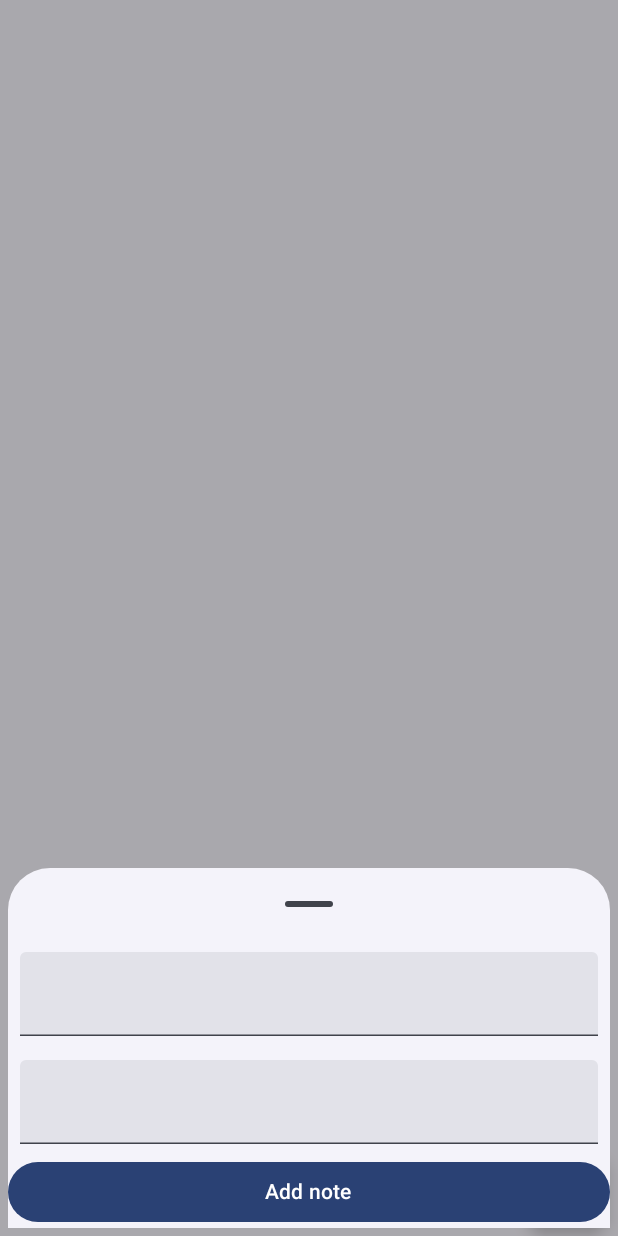
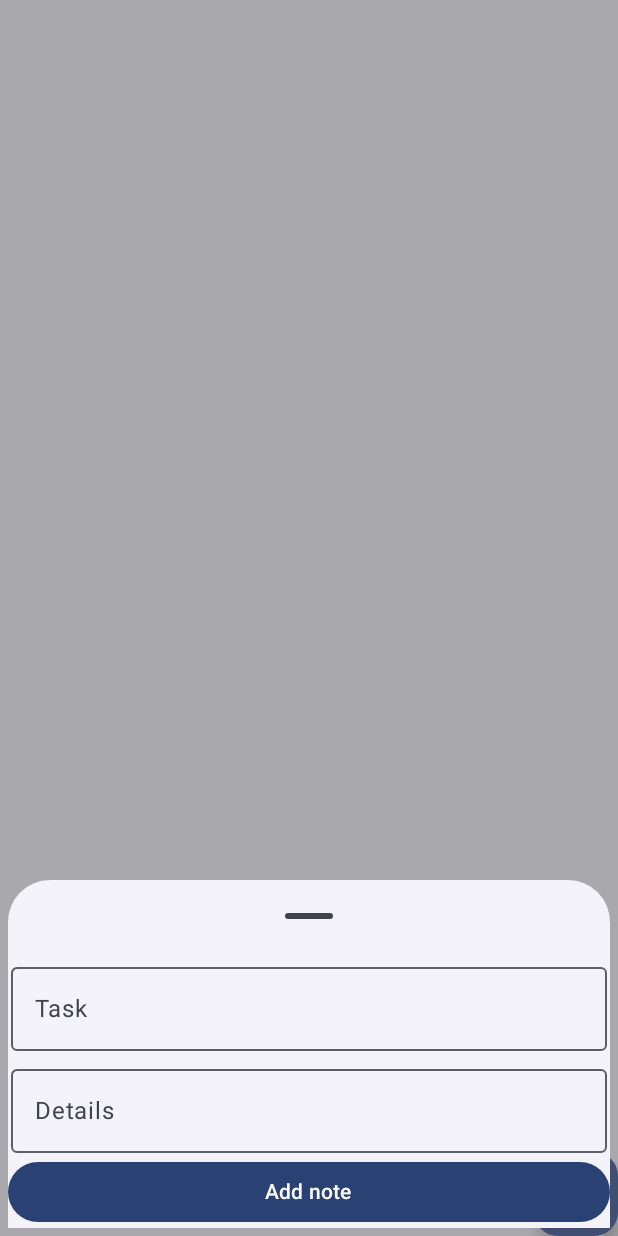
Before and after one commit to tpchikumbu/Parch, an Android app built with Jetpack Compose: the screen it shows after launch (MainActivity), after a tap on "Add note", on a phone screen of 412 x 824 dp. Run offline under Robolectric (Android 15) with nearby library versions, the phone set to English and light mode, and no system bars; our stand-ins replace Room's generated code, livedata-compose.

Commit message:
Separate action button from bottom sheet

```diff
--- a/app/src/main/java/com/example/parch/ListPage.kt
+++ b/app/src/main/java/com/example/parch/ListPage.kt
@@ -1,3 +1,5 @@
+@file:OptIn(ExperimentalMaterial3Api::class)
+
 package com.example.parch
 
 import androidx.compose.foundation.background
@@ -21,8 +23,8 @@ import androidx.compose.material3.Icon
 import androidx.compose.material3.IconButton
 import androidx.compose.material3.MaterialTheme
 import androidx.compose.material3.ModalBottomSheet
+import androidx.compose.material3.OutlinedTextField
 import androidx.compose.material3.Text
-import androidx.compose.material3.TextField
 import androidx.compose.material3.rememberModalBottomSheetState
 import androidx.compose.runtime.Composable
 import androidx.compose.runtime.getValue
@@ -46,30 +48,15 @@ import java.util.Locale
 @Composable
 fun ListPage(viewModel: ToDoViewModel) {
     val todoList by viewModel.todoList.observeAsState()
-    var inputText by remember {
-        mutableStateOf("")
+    var isSheetOpen by rememberSaveable {
+        mutableStateOf(false)
     }
+
     Column (
         modifier = Modifier
             .fillMaxHeight()
             .padding(8.dp)
     ) {
-        // Input text row
-//        Row (
-//            modifier = Modifier
-//                .fillMaxWidth()
-//                .padding(8.dp),
-//            horizontalArrangement = Arrangement.SpaceEvenly
-//        ) {
-//            TextField(value = inputText, onValueChange = { inputText = it})
-//            Button(onClick = {
-//                viewModel.addToDo(title = inputText)
-//                inputText = ""
-//            }) {
-//                Text(text = "add")
-//            }
-//        }
-
         // Column of added to-do
         todoList?.let {
             LazyColumn(
@@ -92,16 +79,35 @@ fun ListPage(viewModel: ToDoViewModel) {
             fontSize = 20.sp
         )
     }
+
+//    Column (
+//        modifier = Modifier
+//            .fillMaxHeight()
+//            .padding(8.dp),
+//        verticalArrangement = Arrangement.Bottom,
+//        horizontalAlignment = Alignment.End
+//
+//        ){
+//        BottomSheet(viewModel)
+//    }
+
     Column (
-        modifier = Modifier
-            .fillMaxHeight()
-            .padding(8.dp),
         verticalArrangement = Arrangement.Bottom,
         horizontalAlignment = Alignment.End
+    ) {
+        FloatingActionButton(
+            onClick = {
+                isSheetOpen = !isSheetOpen
+            },
+        ) {
+            Icon(Icons.Filled.Add, "Add note")
+        }
 
-        ){
-        BottomSheet(viewModel)
+        if (isSheetOpen) {
+            BottomSheet(viewModel, {isSheetOpen = false})
+        }
     }
+
 }
 
 @Composable
@@ -116,13 +122,13 @@ fun ToDoItem(item: ToDo, onEdit: ()-> Unit, onDelete : ()-> Unit) {
             .padding(5.dp)
             .clip(RoundedCornerShape(12.dp))
             .background(MaterialTheme.colorScheme.primary)
-            .padding(8.dp),
+            .padding(5.dp),
         verticalAlignment = Alignment.CenterVertically
     ) {
         Checkbox(
             checked = checkedState.value,
             onCheckedChange = {checkedState.value = it},
-            modifier = Modifier.padding(5.dp),
+            modifier = Modifier.padding(2.dp),
         )
         Column(
             modifier = Modifier
@@ -143,7 +149,7 @@ fun ToDoItem(item: ToDo, onEdit: ()-> Unit, onDelete : ()-> Unit) {
             Text(
                 text = SimpleDateFormat("HH:mm:aa, dd/mm/yy", Locale.ENGLISH).format(item.createdAt),
                 fontSize = 10.sp,
-                fontWeight = FontWeight.Thin,
+                fontWeight = FontWeight.Bold,
                 color = Color.LightGray
             )
         }
@@ -168,45 +174,54 @@ fun ToDoItem(item: ToDo, onEdit: ()-> Unit, onDelete : ()-> Unit) {
 
 @OptIn(ExperimentalMaterial3Api::class)
 @Composable
-fun BottomSheet(viewModel: ToDoViewModel) {
+fun BottomSheet(viewModel: ToDoViewModel, dismissRequest: () -> Unit) {
     var inputTitle by remember {
         mutableStateOf("")
     }
     var inputDetails by remember {
         mutableStateOf("")
     }
-    var isSheetOpen by rememberSaveable {
-        mutableStateOf(false)
-    }
-    val sheetState = rememberModalBottomSheetState()
+//    var isSheetOpen by rememberSaveable {
+//        mutableStateOf(false)
+//    }
+    val sheetState = rememberModalBottomSheetState(skipPartiallyExpanded = true)
 
-    FloatingActionButton(
-        onClick = {
-            isSheetOpen = true
-        },
-    ) {
-        Icon(Icons.Filled.Add, "Add note")
-    }
+//    FloatingActionButton(
+//        onClick = {
+//            isSheetOpen = true
+//        },
+//    ) {
+//        Icon(Icons.Filled.Add, "Add note")
+//    }
 
-    if (isSheetOpen) {
+//    if (isSheetOpen) {
         ModalBottomSheet(
             modifier = Modifier
                 .padding(5.dp),
             sheetState = sheetState,
-            onDismissRequest = {
-                isSheetOpen = false
-            }
+            onDismissRequest = dismissRequest
+//            onDismissRequest = {
+//                isSheetOpen = false
+//            }
         ) {
             Column (
                 verticalArrangement = Arrangement.SpaceEvenly
             ) {
-                TextField(value = inputTitle, onValueChange = { inputTitle = it }, modifier = Modifier
+                OutlinedTextField(
+                    value = inputTitle,
+                    label = {Text("Task")},
+                    onValueChange = { inputTitle = it },
+                    modifier = Modifier
                     .fillMaxWidth()
-                    .padding(8.dp)
+                    .padding(2.dp)
                 )
-                TextField(value = inputDetails, onValueChange = { inputDetails = it }, modifier = Modifier
+                OutlinedTextField(
+                    value = inputDetails,
+                    label = {Text("Details")},
+                    onValueChange = { inputDetails = it },
+                    modifier = Modifier
                     .fillMaxWidth()
-                    .padding(8.dp)
+                    .padding(2.dp)
                 )
                 Button(
                     modifier = Modifier
@@ -220,5 +235,5 @@ fun BottomSheet(viewModel: ToDoViewModel) {
                 }
             }
         }
-    }
+//    }
 }
--- a/app/src/main/java/com/example/parch/MainActivity.kt
+++ b/app/src/main/java/com/example/parch/MainActivity.kt
@@ -10,6 +10,7 @@ import androidx.compose.material3.MaterialTheme
 import androidx.compose.material3.Scaffold
 import androidx.compose.material3.Surface
 import androidx.compose.material3.Text
+import androidx.compose.material3.TopAppBar
 import androidx.compose.runtime.Composable
 import androidx.compose.ui.Modifier
 import androidx.compose.ui.tooling.preview.Preview
--- a/app/src/main/java/com/example/parch/ToDoViewModel.kt
+++ b/app/src/main/java/com/example/parch/ToDoViewModel.kt
@@ -27,11 +27,11 @@ class ToDoViewModel : ViewModel() {
         }
     }
 
-//    fun editToDo(id: Int, title: String, details: String = "") {
-//        viewModelScope.launch(Dispatchers.IO) {
-//            toDoDAO.editToDo(id, title, details)
-//        }
-//    }
+    fun editToDo(id: Int, title: String, details: String = "") {
+        viewModelScope.launch(Dispatchers.IO) {
+            toDoDAO.editToDo(id, title, details)
+        }
+    }
 
     fun deleteToDo(id: Int) {
         viewModelScope.launch(Dispatchers.IO) {
--- a/app/src/main/java/com/example/parch/db/todoDAO.kt
+++ b/app/src/main/java/com/example/parch/db/todoDAO.kt
@@ -16,8 +16,8 @@ interface todoDAO {
     @Insert
     fun addToDo(todo: ToDo)
 
-//    @Update
-//    fun editToDo(id: Int, title: String, details: String = "")
+    @Query("UPDATE TODO SET title = :title, details = :details WHERE id = :id")
+    fun editToDo(id: Int, title: String, details: String = "")
 
     @Query("DELETE FROM TODO WHERE id = :id")
     fun deleteToDo(id: Int)
```
